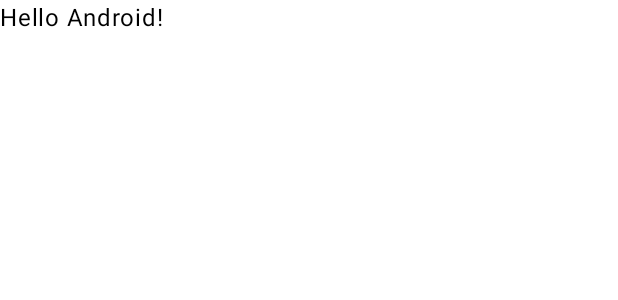
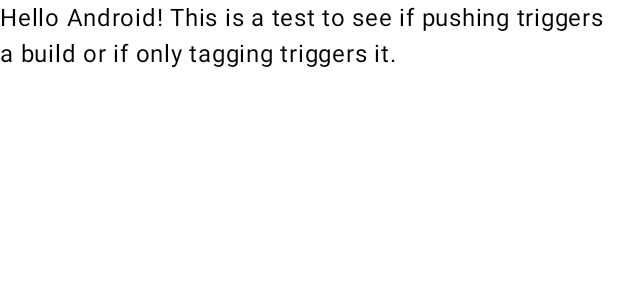
Before and after one commit to simonemike95/android-github-actions-test, an Android app built with Jetpack Compose: the @Preview function GreetingPreview, on a phone screen of 412 x 824 dp. Shown: the top 300 px of the screen. Run offline under Robolectric (Android 15) with nearby library versions, the phone set to English and light mode, and no system bars.

Commit message:
Test build trigger

```diff
--- a/app/src/main/java/com/example/actiontestapp/MainActivity.kt
+++ b/app/src/main/java/com/example/actiontestapp/MainActivity.kt
@@ -32,7 +32,7 @@ class MainActivity : ComponentActivity() {
 @Composable
 fun Greeting(name: String, modifier: Modifier = Modifier) {
     Text(
-        text = "Hello $name!",
+        text = "Hello $name! This is a test to see if pushing triggers a build or if only tagging triggers it.",
         modifier = modifier
     )
 }
```
